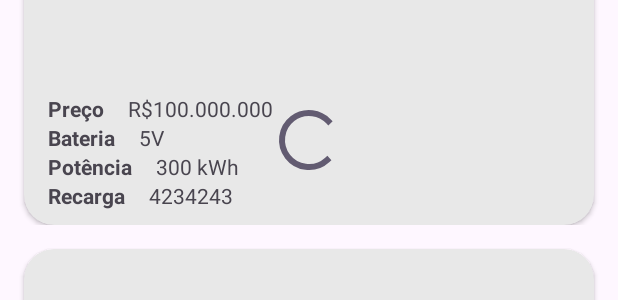
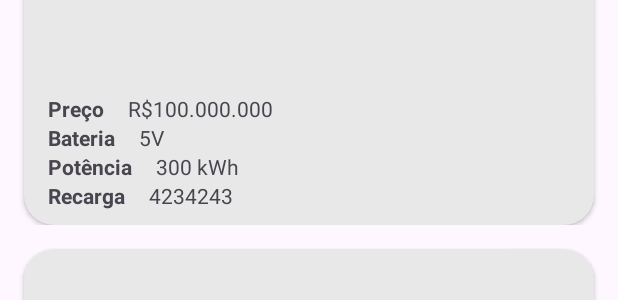
Before and after one commit to deinvis/EletricCarApp, an Android app: the layout car_fragment.xml on its own in the app's theme, with its tools: preview values and no code run, on a phone screen of 412 x 824 dp. Shown: the part 478-778 px from the top of the screen. Run offline under Robolectric (Android 15) with nearby library versions, the phone set to English and light mode, and no system bars.

```diff
--- a/app/src/main/AndroidManifest.xml
+++ b/app/src/main/AndroidManifest.xml
@@ -4,6 +4,7 @@
 
     <uses-permission android:name="android.permission.ACCESS_NETWORK_STATE" />
     <uses-permission android:name="android.permission.INTERNET"/>
+
     <application
         android:allowBackup="true"
         android:dataExtractionRules="@xml/data_extraction_rules"
--- a/app/src/main/res/layout/car_fragment.xml
+++ b/app/src/main/res/layout/car_fragment.xml
@@ -9,12 +9,14 @@
         android:id="@+id/rv_informacoes"
         android:layout_width="0dp"
         android:layout_height="0dp"
+        android:visibility="gone"
         app:layoutManager="androidx.recyclerview.widget.LinearLayoutManager"
         app:layout_constraintTop_toTopOf="parent"
         app:layout_constraintStart_toStartOf="parent"
         app:layout_constraintBottom_toBottomOf="parent"
         app:layout_constraintEnd_toEndOf="parent"
-        tools:listitem="@layout/carro_item">
+        tools:listitem="@layout/carro_item"
+        tools:visibility="visible">
     </androidx.recyclerview.widget.RecyclerView>
 
     <com.google.android.material.floatingactionbutton.FloatingActionButton
@@ -28,10 +30,12 @@
         />
 
     <ProgressBar
-        android:id="@+id/progressBar"
+        android:id="@+id/pb_loader"
         style="?android:attr/progressBarStyle"
         android:layout_width="wrap_content"
         android:layout_height="wrap_content"
+        android:indeterminate="true"
+        android:visibility="gone"
         app:layout_constraintBottom_toBottomOf="parent"
         app:layout_constraintEnd_toEndOf="@+id/rv_informacoes"
         app:layout_constraintStart_toStartOf="@+id/rv_informacoes"
```
Also changed, not shown: app/src/main/java/davis/electriccarapp/ui/CarFragment.kt (+35 -3 lines).
